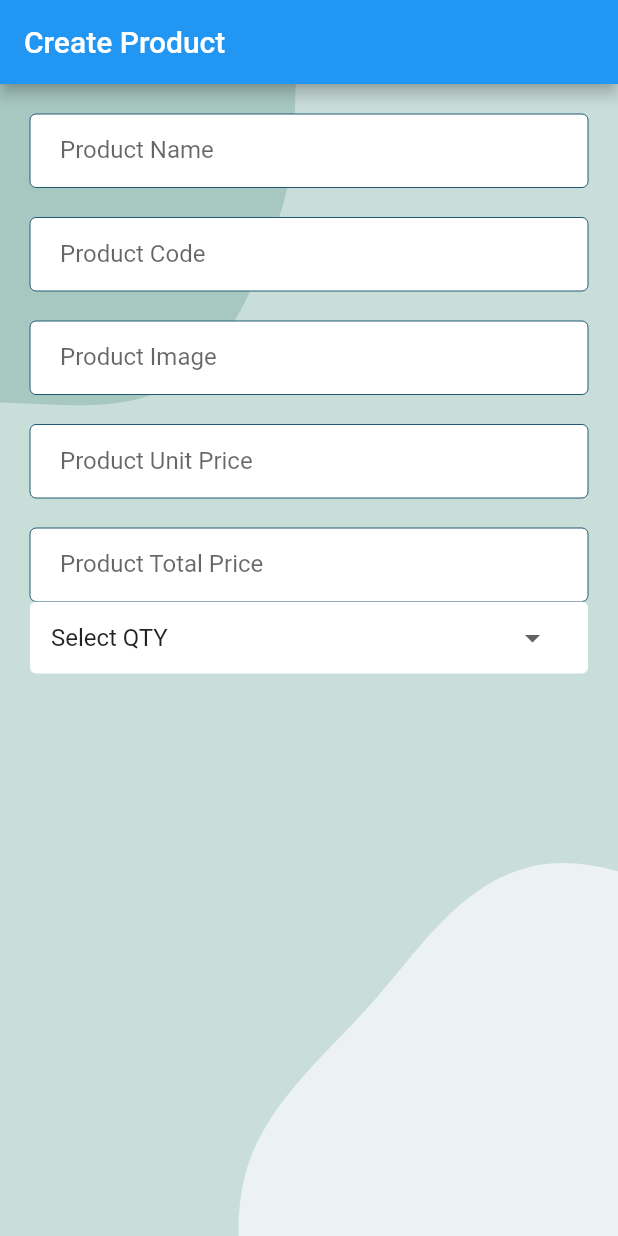
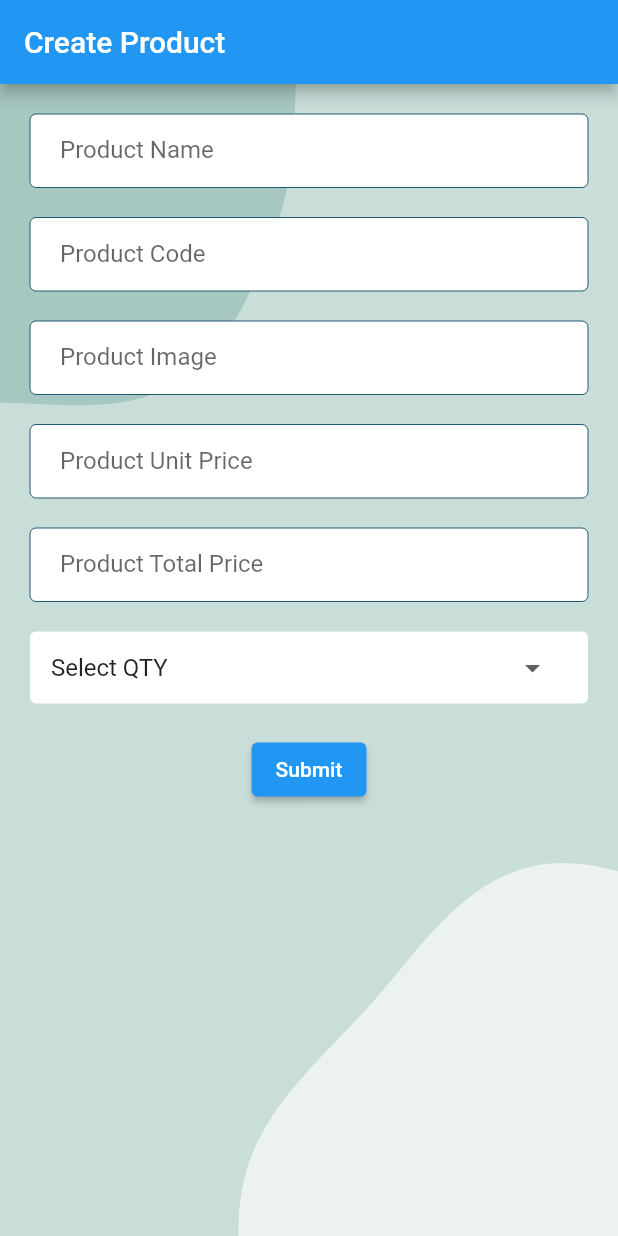
Before and after one commit to syfulsharif/CRUD_ProductList_Flutter, a Flutter app: the screen it shows after launch, on a phone screen of 412 x 824 dp. Run offline on Flutter 3.47's test engine with Material 2 defaults, Android fonts, the phone set to English and light mode, and no system bars; our stand-ins replace flutter_svg.

Commit message:
Submit Added

```diff
--- a/lib/screens/productCreateScreen.dart
+++ b/lib/screens/productCreateScreen.dart
@@ -49,6 +49,7 @@ class _ProductCreateScreenState extends State<ProductCreateScreen> {
                     onChanged: (value) {},
                     decoration: appInputDecoration('Product Total Price'),
                   ),
+                  const SizedBox(height: 20),
                   AppDropDownStyle(
                     DropdownButton(
                         value: "",
@@ -64,6 +65,13 @@ class _ProductCreateScreenState extends State<ProductCreateScreen> {
                         underline: Container(),
                         onChanged: (value) {}),
                   ),
+                  const SizedBox(height: 20),
+                  Container(
+                    child: ElevatedButton(
+                      onPressed: () {},
+                      child: const Text('Submit'),
+                    ),
+                  ),
                 ],
               ),
             ),
--- a/lib/style/style.dart
+++ b/lib/style/style.dart
@@ -39,7 +39,7 @@ DecoratedBox AppDropDownStyle(child) {
       borderRadius: BorderRadius.circular(4),
     ),
     child: Padding(
-      padding: EdgeInsets.only(left: 14, right: 25),
+      padding: const EdgeInsets.only(left: 14, right: 25),
       child: child,
     ),
   );
```
